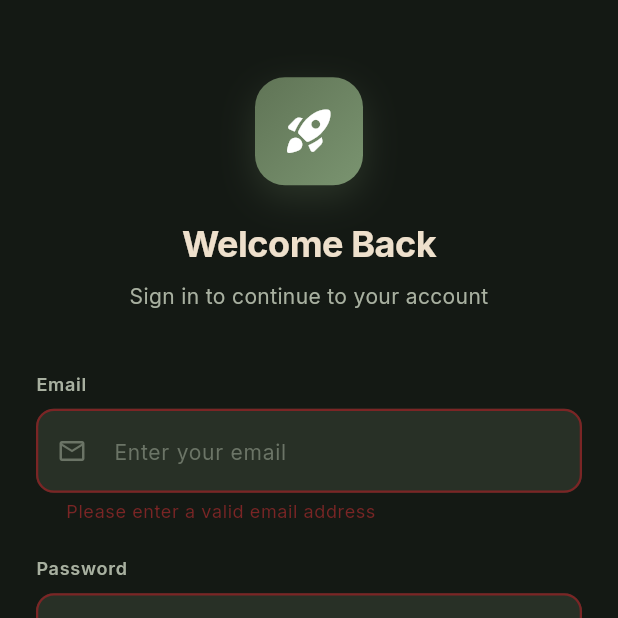
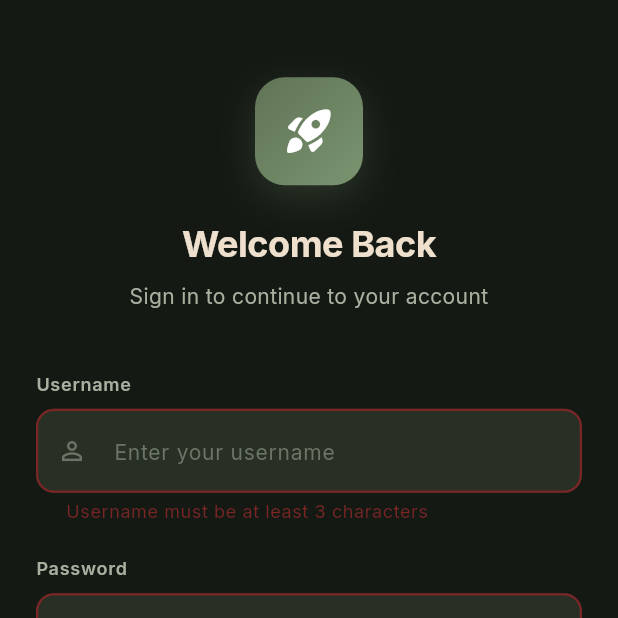
Before and after one commit to muhamadanjar/flutter_starter, a Flutter app: the screen it shows after launch, on a phone screen of 412 x 824 dp, the top half of it. Run offline on Flutter 3.47's test engine with Material 3 defaults, Android fonts, the light colour scheme and no system bars; our stand-ins replace connectivity_plus, dio, equatable, firebase_core, firebase_messaging, fl_chart and 8 more; accounts and stored records are empty.

```diff
--- a/lib/core/config/app_config.dart
+++ b/lib/core/config/app_config.dart
@@ -15,7 +15,7 @@ class AppConfig {
 
   /// Development environment (local)
   static const dev = AppConfig(
-    baseUrl: 'http://localhost:3000/api',
+    baseUrl: 'http://localhost:8070',
     apiVersion: 'v1',
     environment: 'development',
     debugMode: true,
@@ -31,7 +31,7 @@ class AppConfig {
 
   /// Production environment
   static const production = AppConfig(
-    baseUrl: 'https://api.example.com/api',
+    baseUrl: 'https://usermanagement.jattirayyakonsultindo.co.id',
     apiVersion: 'v1',
     environment: 'production',
     debugMode: false,
--- a/lib/core/utils/validators.dart
+++ b/lib/core/utils/validators.dart
@@ -1,4 +1,23 @@
 import 'package:formz/formz.dart';
+
+// Username Validator
+enum UsernameValidationError { tooShort, invalidCharacters }
+
+class Username extends FormzInput<String, UsernameValidationError> {
+  const Username.pure() : super.pure('');
+  const Username.dirty([super.value = '']) : super.dirty();
+
+  static final _usernameRegex = RegExp(r'^[a-zA-Z0-9_-]{3,}$');
+
+  @override
+  UsernameValidationError? validator(String value) {
+    if (value.trim().length < 3) return UsernameValidationError.tooShort;
+    if (!_usernameRegex.hasMatch(value)) return UsernameValidationError.invalidCharacters;
+    return null;
+  }
+
+  bool get invalid => !isValid;
+}
 
 // Email Validator
 enum EmailValidationError { invalid }
@@ -32,7 +51,7 @@ class Password extends FormzInput<String, PasswordValidationError> {
     if (!value.contains(RegExp(r'[A-Z]'))) return PasswordValidationError.noUppercase;
     if (!value.contains(RegExp(r'[a-z]'))) return PasswordValidationError.noLowercase;
     if (!value.contains(RegExp(r'[0-9]'))) return PasswordValidationError.noDigit;
-    if (!value.contains(RegExp(r'[!@#$%^&*(),.?":{}|<>]'))) return PasswordValidationError.noSpecialChar;
+    // if (!value.contains(RegExp(r'[!@#$%^&*(),.?":{}|<>]'))) return PasswordValidationError.noSpecialChar;
     return null;
   }
 
@@ -74,6 +93,17 @@ class Name extends FormzInput<String, NameValidationError> {
 // Helper to get error messages
 class ValidatorMessages {
   ValidatorMessages._();
+
+  static String usernameError(UsernameValidationError? error) {
+    switch (error) {
+      case UsernameValidationError.tooShort:
+        return 'Username must be at least 3 characters';
+      case UsernameValidationError.invalidCharacters:
+        return 'Username can only contain letters, numbers, hyphens, and underscores';
+      default:
+        return '';
+    }
+  }
 
   static String emailError(EmailValidationError? error) {
     switch (error) {
--- a/lib/features/auth/data/datasources/auth_remote_datasource.dart
+++ b/lib/features/auth/data/datasources/auth_remote_datasource.dart
@@ -1,14 +1,17 @@
+import 'package:dio/dio.dart';
+
 import '../../../../core/constants/api_constants.dart';
 import '../../../../core/network/dio_client.dart';
 import '../models/user_model.dart';
 
 abstract class AuthRemoteDataSource {
   Future<Map<String, dynamic>> login({
-    required String email,
+    required String username,
     required String password,
   });
 
   Future<Map<String, dynamic>> register({
+    required String username,
     required String name,
     required String email,
     required String password,
@@ -27,21 +30,30 @@ class AuthRemoteDataSourceImpl implements AuthRemoteDataSource {
 
   @override
   Future<Map<String, dynamic>> login({
-    required String email,
+    required String username,
     required String password,
   }) async {
+
+    final bodyData = {
+      'username': username,
+      'password': password,
+    };
+
     final response = await _dioClient.post(
       ApiConstants.login,
-      data: {
-        'email': email,
-        'password': password,
-      },
+      data: Uri(queryParameters: bodyData).query,
+      options: Options(
+        headers: {
+          'Content-Type': 'application/x-www-form-urlencoded',
+        },
+      ),
     );
     return response.data as Map<String, dynamic>;
   }
 
   @override
   Future<Map<String, dynamic>> register({
+    required String username,
     required String name,
     required String email,
     required String password,
@@ -50,6 +62,7 @@ class AuthRemoteDataSourceImpl implements AuthRemoteDataSource {
     final response = await _dioClient.post(
       ApiConstants.register,
       data: {
+        'username': username,
         'name': name,
         'email': email,
         'password': password,
--- a/lib/features/auth/data/repositories/auth_repository_impl.dart
+++ b/lib/features/auth/data/repositories/auth_repository_impl.dart
@@ -22,7 +22,7 @@ class AuthRepositoryImpl implements AuthRepository {
 
   @override
   Future<Either<Failure, User>> login({
-    required String email,
+    required String username,
     required String password,
   }) async {
     if (!await networkInfo.isConnected) {
@@ -31,7 +31,7 @@ class AuthRepositoryImpl implements AuthRepository {
 
     try {
       final response = await remoteDataSource.login(
-        email: email,
+        username: username,
         password: password,
       );
 
@@ -69,6 +69,7 @@ class AuthRepositoryImpl implements AuthRepository {
 
   @override
   Future<Either<Failure, User>> register({
+    required String username,
     required String name,
     required String email,
     required String password,
@@ -80,6 +81,7 @@ class AuthRepositoryImpl implements AuthRepository {
 
     try {
       final response = await remoteDataSource.register(
+        username: username,
         name: name,
         email: email,
         password: password,
--- a/lib/features/auth/domain/repositories/auth_repository.dart
+++ b/lib/features/auth/domain/repositories/auth_repository.dart
@@ -4,11 +4,12 @@ import '../entities/user.dart';
 
 abstract class AuthRepository {
   Future<Either<Failure, User>> login({
-    required String email,
+    required String username,
     required String password,
   });
 
   Future<Either<Failure, User>> register({
+    required String username,
     required String name,
     required String email,
     required String password,
--- a/lib/features/auth/domain/usecases/login_usecase.dart
+++ b/lib/features/auth/domain/usecases/login_usecase.dart
@@ -9,9 +9,9 @@ class LoginUseCase {
   LoginUseCase(this._repository);
 
   Future<Either<Failure, User>> call({
-    required String email,
+    required String username,
     required String password,
   }) {
-    return _repository.login(email: email, password: password);
+    return _repository.login(username: username, password: password);
   }
 }
--- a/lib/features/auth/domain/usecases/register_usecase.dart
+++ b/lib/features/auth/domain/usecases/register_usecase.dart
@@ -9,12 +9,14 @@ class RegisterUseCase {
   RegisterUseCase(this._repository);
 
   Future<Either<Failure, User>> call({
+    required String username,
     required String name,
     required String email,
     required String password,
     required String confirmPassword,
   }) {
     return _repository.register(
+      username: username,
       name: name,
       email: email,
       password: password,
--- a/lib/features/auth/presentation/pages/login_page.dart
+++ b/lib/features/auth/presentation/pages/login_page.dart
@@ -24,7 +24,7 @@ class _LoginPageState extends ConsumerState<LoginPage> with SingleTickerProvider
   final _passwordFocusNode = FocusNode();
 
   bool _obscurePassword = true;
-  Email _email = const Email.pure();
+  Username _username = const Username.pure();
   Password _password = const Password.pure();
   late AnimationController _animationController;
   late Animation<double> _fadeAnimation;
@@ -52,8 +52,8 @@ class _LoginPageState extends ConsumerState<LoginPage> with SingleTickerProvider
     super.dispose();
   }
 
-  void _onEmailChanged(String value) {
-    setState(() => _email = Email.dirty(value));
+  void _onUsernameChanged(String value) {
+    setState(() => _username = Username.dirty(value));
   }
 
   void _onPasswordChanged(String value) {
@@ -64,7 +64,7 @@ class _LoginPageState extends ConsumerState<LoginPage> with SingleTickerProvider
     if (!_formKey.currentState!.validate()) return;
 
     await ref.read(authProvider.notifier).login(
-      email: _emailController.text.trim(),
+      username: _emailController.text.trim(),
       password: _passwordController.text,
     );
   }
@@ -106,17 +106,17 @@ class _LoginPageState extends ConsumerState<LoginPage> with SingleTickerProvider
                       _buildHeader(),
                       const SizedBox(height: 40),
 
-                      // Email Field
+                      // Username Field
                       CustomTextField(
-                        label: 'Email',
-                        hint: 'Enter your email',
+                        label: 'Username',
+                        hint: 'Enter your username',
                         controller: _emailController,
                         focusNode: _emailFocusNode,
-                        keyboardType: TextInputType.emailAddress,
+                        keyboardType: TextInputType.text,
                         textInputAction: TextInputAction.next,
-                        prefixIcon: Icon(Icons.email_outlined, color: context.colors.textHint, size: 20),
-                        onChanged: _onEmailChanged,
-                        errorText: _email.invalid ? ValidatorMessages.emailError(_email.error) : null,
+                        prefixIcon: Icon(Icons.person_outline, color: context.colors.textHint, size: 20),
+                        onChanged: _onUsernameChanged,
+                        errorText: _username.invalid ? ValidatorMessages.usernameError(_username.error) : null,
                       ),
                       const SizedBox(height: 20),
 
--- a/lib/features/auth/presentation/pages/register_page.dart
+++ b/lib/features/auth/presentation/pages/register_page.dart
@@ -19,6 +19,7 @@ class RegisterPage extends ConsumerStatefulWidget {
 class _RegisterPageState extends ConsumerState<RegisterPage> with SingleTickerProviderStateMixin {
   final _formKey = GlobalKey<FormState>();
   final _nameController = TextEditingController();
+  final _usernameController = TextEditingController();
   final _emailController = TextEditingController();
   final _passwordController = TextEditingController();
   final _confirmPasswordController = TextEditingController();
@@ -26,6 +27,7 @@ class _RegisterPageState extends ConsumerState<RegisterPage> with SingleTickerPr
   bool _obscurePassword = true;
   bool _obscureConfirmPassword = true;
   Name _name = const Name.pure();
+  Username _username = const Username.pure();
   Email _email = const Email.pure();
   Password _password = const Password.pure();
   ConfirmedPassword _confirmedPassword = const ConfirmedPassword.pure();
@@ -48,6 +50,7 @@ class _RegisterPageState extends ConsumerState<RegisterPage> with SingleTickerPr
   @override
   void dispose() {
     _nameController.dispose();
+    _usernameController.dispose();
     _emailController.dispose();
     _passwordController.dispose();
     _confirmPasswordController.dispose();
@@ -59,6 +62,7 @@ class _RegisterPageState extends ConsumerState<RegisterPage> with SingleTickerPr
     if (!_formKey.currentState!.validate()) return;
 
     await ref.read(authProvider.notifier).register(
+      username: _usernameController.text.trim(),
       name: _nameController.text.trim(),
       email: _emailController.text.trim(),
       password: _passwordController.text,
@@ -112,6 +116,19 @@ class _RegisterPageState extends ConsumerState<RegisterPage> with SingleTickerPr
                         prefixIcon: Icon(Icons.person_outline, color: context.colors.textHint, size: 20),
                         onChanged: (v) => setState(() => _name = Name.dirty(v)),
                         errorText: _name.invalid ? ValidatorMessages.nameError(_name.error) : null,
+                      ),
+                      const SizedBox(height: 20),
+
+                      // Username
+                      CustomTextField(
+                        label: 'Username',
+                        hint: 'Choose a username',
+                        controller: _usernameController,
+                        keyboardType: TextInputType.text,
+                        textInputAction: TextInputAction.next,
+                        prefixIcon: Icon(Icons.alternate_email, color: context.colors.textHint, size: 20),
+                        onChanged: (v) => setState(() => _username = Username.dirty(v)),
+                        errorText: _username.invalid ? ValidatorMessages.usernameError(_username.error) : null,
                       ),
                       const SizedBox(height: 20),
 
--- a/lib/features/auth/presentation/providers/auth_provider.dart
+++ b/lib/features/auth/presentation/providers/auth_provider.dart
@@ -108,10 +108,10 @@ class AuthNotifier extends StateNotifier<AuthState> {
     }
   }
 
-  Future<void> login({required String email, required String password}) async {
+  Future<void> login({required String username, required String password}) async {
     state = state.copyWith(isLoading: true, errorMessage: null);
 
-    final result = await _loginUseCase(email: email, password: password);
+    final result = await _loginUseCase(username: username, password: password);
 
     result.fold(
       (failure) => state = state.copyWith(
@@ -128,6 +128,7 @@ class AuthNotifier extends StateNotifier<AuthState> {
   }
 
   Future<void> register({
+    required String username,
     required String name,
     required String email,
     required String password,
@@ -136,6 +137,7 @@ class AuthNotifier extends StateNotifier<AuthState> {
     state = state.copyWith(isLoading: true, errorMessage: null);
 
     final result = await _registerUseCase(
+      username: username,
       name: name,
       email: email,
       password: password,
```
Also changed, not shown: lib/data/pref.dart (added, +17 -0 lines), lib/data/pref_group.dart (added, +19 -0 lines), lib/data/user_pref.dart (added, +12 -0 lines), 4 other files.
